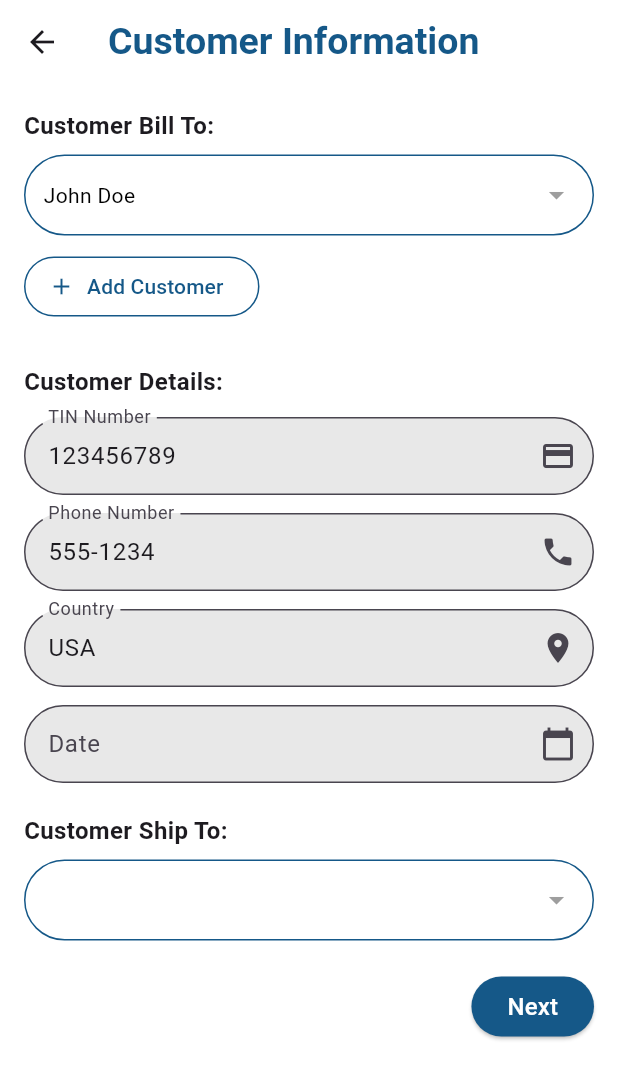
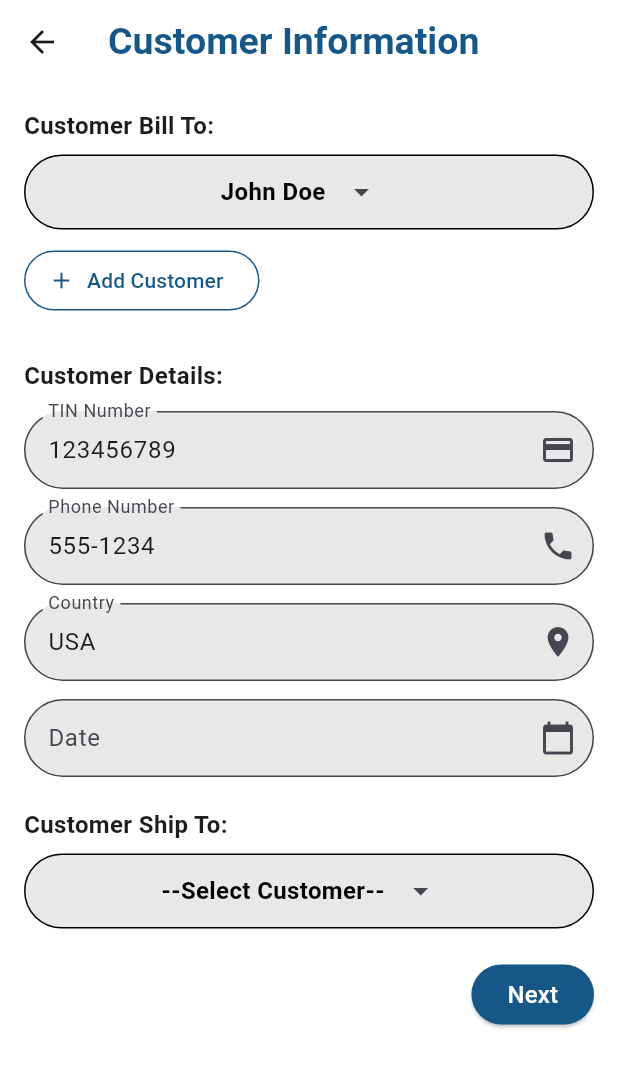
Before and after one commit to abdee67/savvy_lite, a Flutter app: the SalesOrderScreen screen opened directly, after a tap on the "arrow drop down" icon, after a tap on "John Doe", on a phone screen of 412 x 824 dp. Shown: the top 1079 px of the screen. Run offline on Flutter 3.47's test engine with Material 3 defaults, Android fonts, the phone set to English and light mode, and no system bars; missing offline and left inert: qr_code_scanner_plus; accounts and stored records are empty.

Commit message:
the dropdown is now looks like the design

```diff
--- a/lib/widgets/salesEntry.dart/salesorder.dart/customerdropdown.dart
+++ b/lib/widgets/salesEntry.dart/salesorder.dart/customerdropdown.dart
@@ -4,12 +4,11 @@ import 'package:savvy_stock/models/customer.dart';
 class CustomerDropdown extends StatefulWidget {
   final Customer? value;
   final ValueChanged<Customer?> onChanged;
-  final String hintText;
+
   const CustomerDropdown({
     super.key,
     required this.value,
     required this.onChanged,
-    this.hintText = 'Select Customer',
   });
 
   @override
@@ -17,15 +16,27 @@ class CustomerDropdown extends StatefulWidget {
 }
 
 class _CustomerDropdownState extends State<CustomerDropdown> {
-  final OverlayPortalController _overlayPortalController =
-      OverlayPortalController();
-  final _link = LayerLink();
+  bool _isExpanded = false;
   String _selectedCustomer = '';
 
   @override
   void initState() {
     super.initState();
-    _selectedCustomer = widget.value?.name ?? '--Selecte Customer--';
+    _selectedCustomer = widget.value?.name ?? '';
+  }
+
+  void _toggleExpand() {
+    setState(() {
+      _isExpanded = !_isExpanded;
+    });
+  }
+
+  void _selectCustomer(Customer customer) {
+    setState(() {
+      _selectedCustomer = customer.name;
+      _isExpanded = false;
+    });
+    widget.onChanged(customer);
   }
 
   // Mock customer data
@@ -65,172 +76,180 @@ class _CustomerDropdownState extends State<CustomerDropdown> {
       phone: '555-7890',
       country: 'Japan',
     ),
+    Customer(
+      id: '6',
+      name: 'Acme Corp',
+      tin: '456123789',
+      phone: '555-9012',
+      country: 'UK',
+    ),
+    Customer(
+      id: '7',
+      name: 'Global Enterprises',
+      tin: '789123456',
+      phone: '555-3456',
+      country: 'Germany',
+    ),
+    Customer(
+      id: '8',
+      name: 'Tech Solutions Ltd',
+      tin: '321654987',
+      phone: '555-7890',
+      country: 'Japan',
+    ),
   ];
-
-  Widget _buildTableCell(String text) {
-    return GestureDetector(
-      onTap: () {
-        final customer = customers.firstWhere(
-          (c) =>
-              c.name == text ||
-              c.phone == text ||
-              c.tin == text ||
-              c.country == text,
-        );
-        setState(() {
-          _selectedCustomer = customer.name;
-        });
-        widget.onChanged(customer);
-        _overlayPortalController.hide();
-      },
-      child: Padding(padding: const EdgeInsets.all(8.0), child: Text(text)),
-    );
-  }
 
   @override
   Widget build(BuildContext context) {
-    return CompositedTransformTarget(
-      link: _link,
-      child: OverlayPortal(
-        controller: _overlayPortalController,
-        overlayChildBuilder: (context) {
-          return CompositedTransformFollower(
-            link: _link,
-            targetAnchor: Alignment.bottomLeft,
-            offset: const Offset(0, -30),
-            child: Align(
-              alignment: AlignmentDirectional.topStart,
-              child: Material(
-                clipBehavior: Clip.antiAliasWithSaveLayer,
-                elevation: 4.0,
-                child: ConstrainedBox(
-                  constraints: const BoxConstraints(maxHeight: 200),
-                  child: SingleChildScrollView(
-                    child: Container(
-                      padding: const EdgeInsets.only(top: 20.0),
+    return Container(
+      decoration: BoxDecoration(borderRadius: BorderRadius.circular(50.0)),
+      child: Column(
+        mainAxisSize: MainAxisSize.min,
+        children: [
+          // Header with selected customer and toggle button
+          Container(
             decoration: BoxDecoration(
-                        color: Colors.white,
-                        borderRadius: const BorderRadius.only(
-                          bottomLeft: Radius.circular(50.0),
-                          bottomRight: Radius.circular(50.0),
+              color: Color.fromARGB(220, 228, 228, 228),
+              borderRadius: BorderRadius.only(
+                topLeft: const Radius.circular(50.0),
+                topRight: const Radius.circular(50.0),
+                bottomLeft: _isExpanded
+                    ? Radius.zero
+                    : const Radius.circular(50.0),
+                bottomRight: _isExpanded
+                    ? Radius.zero
+                    : const Radius.circular(50.0),
               ),
-                        border: Border(
-                          left: BorderSide(color: Colors.black),
-                          right: BorderSide(color: Colors.black),
-                          bottom: BorderSide(color: Colors.black),
+              border: Border.all(color: Colors.black, width: 1.0),
             ),
-                        boxShadow: [
-                          BoxShadow(
-                            color: Colors.black.withOpacity(0.2),
-                            spreadRadius: 1,
-                            blurRadius: 4,
-                            offset: Offset(0, 3), // changes position of shadow
+            child: Row(
+              mainAxisAlignment: MainAxisAlignment.center,
+              children: [
+                Text(
+                  _selectedCustomer.isEmpty
+                      ? '--Select Customer--'
+                      : _selectedCustomer,
+                  style: const TextStyle(
+                    color: Colors.black,
+                    fontWeight: FontWeight.bold,
+                    fontSize: 16.0,
+                  ),
+                ),
+                IconButton(
+                  icon: Icon(
+                    _isExpanded ? Icons.arrow_drop_up : Icons.arrow_drop_down,
+                  ),
+                  onPressed: _toggleExpand,
                 ),
               ],
             ),
-                      child: Table(
-                        border: TableBorder(
-                          top: BorderSide.none,
-                          left: BorderSide.none,
-                          right: BorderSide.none,
-                          horizontalInside: BorderSide(
-                            color: Colors.grey.shade300,
           ),
-                          verticalInside: BorderSide(
-                            color: Colors.grey.shade300,
+
+          // Expandable content
+          if (_isExpanded)
+            Container(
+              padding: const EdgeInsets.all(8.0),
+              decoration: const BoxDecoration(
+                color: Color(0xFFFDD400),
+                borderRadius: BorderRadius.only(
+                  bottomLeft: Radius.circular(10.0),
+                  bottomRight: Radius.circular(10.0),
+                ),
+                border: Border(
+                  left: BorderSide(color: Colors.black, width: 1.0),
+                  right: BorderSide(color: Colors.black, width: 1.0),
+                  bottom: BorderSide(color: Colors.black, width: 1.0),
                 ),
               ),
-                        columnWidths: const {
-                          0: FixedColumnWidth(150),
-                          1: FixedColumnWidth(100),
-                          2: FixedColumnWidth(120),
-                        },
-                        textBaseline: TextBaseline.alphabetic,
+              height: 200,
+              child: SingleChildScrollView(
+                child: Column(
                   children: [
                     // Table header
-                          TableRow(
-                            decoration: BoxDecoration(color: Colors.amber),
-                            children: const [
-                              Padding(
-                                padding: EdgeInsets.all(8.0),
-                                child: Text(
-                                  'Name',
-                                  style: TextStyle(fontWeight: FontWeight.bold),
+                    Container(
+                      padding: const EdgeInsets.symmetric(
+                        horizontal: 16.0,
+                        vertical: 8.0,
+                      ),
+                      decoration: const BoxDecoration(
+                        border: Border(
+                          bottom: BorderSide(color: Colors.black, width: 1.0),
                         ),
                       ),
-                              Padding(
-                                padding: EdgeInsets.all(8.0),
-                                child: Text(
-                                  'Phone',
-                                  style: TextStyle(fontWeight: FontWeight.bold),
+                      child: const Row(
+                        mainAxisAlignment: MainAxisAlignment.spaceBetween,
+                        children: [
+                          Text(
+                            'Name',
+                            style: TextStyle(
+                              fontWeight: FontWeight.bold,
+                              fontSize: 14.0,
                             ),
                           ),
-                              Padding(
-                                padding: EdgeInsets.all(8.0),
-                                child: Text(
+                          Text(
+                            'Phone',
+                            style: TextStyle(
+                              fontWeight: FontWeight.bold,
+                              fontSize: 14.0,
+                            ),
+                          ),
+                          Text(
                             'TIN',
-                                  style: TextStyle(fontWeight: FontWeight.bold),
+                            style: TextStyle(
+                              fontWeight: FontWeight.bold,
+                              fontSize: 14.0,
                             ),
                           ),
                         ],
                       ),
-                          // Table rows
-                          ...customers
-                              .map(
-                                (customer) => TableRow(
+                    ),
+
+                    // Customer list
+                    ...customers.map((customer) {
+                      final bool isSelected =
+                          _selectedCustomer == customer.name;
+                      return InkWell(
+                        onTap: () => _selectCustomer(customer),
+                        child: Container(
                           decoration: BoxDecoration(
-                                    color: _selectedCustomer == customer.name
-                                        ? Colors.blue[50]
-                                        : Colors.white,
+                            color: isSelected
+                                ? const Color(0xFF1C5380)
+                                : Colors.transparent,
+                            border: const Border(
+                              bottom: BorderSide(
+                                color: Colors.black,
+                                width: 1.0,
                               ),
+                            ),
+                          ),
+                          padding: const EdgeInsets.symmetric(
+                            horizontal: 16.0,
+                            vertical: 12.0,
+                          ),
+                          child: Row(
+                            mainAxisAlignment: MainAxisAlignment.spaceBetween,
                             children: [
                               _buildTableCell(customer.name),
                               _buildTableCell(customer.phone),
                               _buildTableCell(customer.tin),
                             ],
                           ),
-                              )
-                              .toList(),
+                        ),
+                      );
+                    }).toList(),
                   ],
                 ),
               ),
             ),
-                ),
-              ),
-            ),
-          );
-        },
-        child: GestureDetector(
-          onTap: () {
-            if (_overlayPortalController.isShowing) {
-              _overlayPortalController.hide();
-            } else {
-              _overlayPortalController.show();
-            }
-          },
-          child: Container(
-            padding: const EdgeInsets.symmetric(horizontal: 12, vertical: 14),
-            decoration: BoxDecoration(
-              border: Border.all(color: Color.fromARGB(255, 21, 88, 136)),
-              borderRadius: BorderRadius.circular(30.0),
-            ),
-            child: Row(
-              mainAxisAlignment: MainAxisAlignment.spaceBetween,
-              children: [
-                Text(
-                  _selectedCustomer,
-                  style: TextStyle(
-                    color: _selectedCustomer.isNotEmpty
-                        ? Colors.black
-                        : Colors.grey,
-                  ),
-                ),
-                Icon(Icons.arrow_drop_down, color: Colors.grey),
         ],
-            ),
-          ),
-        ),
       ),
     );
   }
+
+  Widget _buildTableCell(String text) {
+    return Text(
+      text,
+      style: const TextStyle(color: Colors.black, fontSize: 14.0),
+    );
   }
+}
```
Lines whose indentation alone changed are shown as unchanged.
